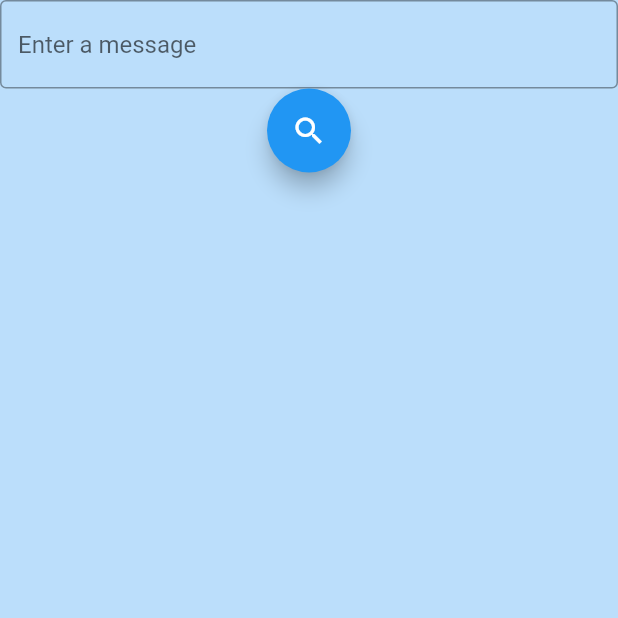
After one commit to wearablebiosensing/carewell_chat, a Flutter app: the ChatInformation screen opened directly, after a tap on the "search" icon, on a phone screen of 412 x 824 dp, the top half of it. The commit adds this screen. Run offline on Flutter 3.47's test engine with Material 2 defaults, Android fonts, the phone set to English and light mode, and no system bars; our stand-ins replace cloud_firestore, firebase_auth, firebase_core; accounts and stored records are empty.

Commit message:
Basic message stream

```diff
--- a/lib/main.dart
+++ b/lib/main.dart
@@ -27,6 +27,7 @@ class MyApp extends StatelessWidget {
 //old main
 
 import 'package:chat_application/services/auth_services.dart';
+import 'package:chat_application/views/chatinfo.dart';
 import 'package:chat_application/views/signin.dart';
 
 import 'package:chat_application/views/signup.dart';
--- /dev/null
+++ b/lib/views/chatinfo.dart
@@ -0,0 +1,95 @@
+import 'package:cloud_firestore/cloud_firestore.dart';
+import 'package:flutter/material.dart';
+
+class ChatInformation extends StatefulWidget {
+  @override
+  _ChatInformationState createState() => _ChatInformationState();
+}
+
+class _ChatInformationState extends State<ChatInformation> {
+  final Stream<QuerySnapshot> _usersStream =
+      FirebaseFirestore.instance.collection('Chats').snapshots();
+
+  @override
+  Widget build(BuildContext context) {
+    //How to get a text field at the bottom of this
+
+    TextEditingController messageTextEditingController =
+        new TextEditingController();
+
+    return Scaffold(
+      body: Container(
+        child: Column(
+          children: [
+            StreamBuilder<QuerySnapshot>(
+              stream: _usersStream,
+              builder: (BuildContext context,
+                  AsyncSnapshot<QuerySnapshot> snapshot) {
+                if (snapshot.hasError) {
+                  return Text('Something went wrong');
+                }
+
+                if (snapshot.connectionState == ConnectionState.waiting) {
+                  return Text("Loading");
+                }
+
+                return ListView(
+                  shrinkWrap: true,
+                  children:
+                      snapshot.data!.docs.map((DocumentSnapshot document) {
+                    Map<String, dynamic> data =
+                        document.data()! as Map<String, dynamic>;
+                    return ListTile(
+                      title: Text(data['message']),
+                      // subtitle: Text(data['username']),
+                    );
+                  }).toList(),
+                );
+              },
+            ),
+            TextField(
+              controller: messageTextEditingController,
+              decoration: InputDecoration(
+                border: OutlineInputBorder(),
+                hintText: 'Enter a message',
+              ),
+            ),
+            FloatingActionButton(
+              child: const Icon(Icons.search),
+              onPressed: () {
+                final String message = messageTextEditingController.text.trim();
+
+                if (message.isEmpty) {
+                  print("Message is empty");
+                } else {
+                  FirebaseFirestore.instance
+                      .collection('Chats')
+                      .add({'message': message});
+                }
+              },
+            ),
+          ],
+        ),
+      ),
+    );
+  }
+}
+
+
+/*
+ FloatingActionButton(
+                child: const Icon(Icons.search),
+                onPressed: () {
+                  final String message =
+                      messageTextEditingController.text.trim();
+
+                  if (message.isEmpty) {
+                    print("Message is empty");
+                  } else {
+                    FirebaseFirestore.instance
+                        .collection('Chats')
+                        .add({'message': message});
+                  }
+                },
+              ),
+*/
--- a/lib/views/signin.dart
+++ b/lib/views/signin.dart
@@ -1,4 +1,5 @@
 import 'package:chat_application/views/chatRoomsScreen.dart';
+import 'package:chat_application/views/chatinfo.dart';
 import 'package:chat_application/views/search.dart';
 import 'package:chat_application/views/signin.dart';
 import 'package:chat_application/views/userinfo.dart';
@@ -112,7 +113,7 @@ class _SignInState extends State<SignIn> {
                             Navigator.pushReplacement(
                               context,
                               MaterialPageRoute(
-                                  builder: (context) => UserInformation()),
+                                  builder: (context) => ChatInformation()),
                             );
                           }
                         });
--- a/lib/views/userinfo.dart
+++ b/lib/views/userinfo.dart
@@ -7,6 +7,9 @@ class UserInformation extends StatefulWidget {
 }
 
 class _UserInformationState extends State<UserInformation> {
+  //BELOW STREAM CREATES A WORKING STREAM OF USERNAMES. ALL WE NEED TO DO IS PUT A TEXTFIELD UNDER IT AND
+  //INSTEAD OF DISPLAYING THE CHAT DOCUMENT WE SHOULD DISPLAY THE MESSAGES IN THE CHAT.
+  //BELOW THE LIST VIEW SHOULD BE A TEXTFIELD INTO WHICH THE USER CAN INPUT A TEXTEDITING CONTROLLER THAT GETS UPDATED TO THE CHATS
   final Stream<QuerySnapshot> _usersStream =
       FirebaseFirestore.instance.collection('Users').snapshots();
 
```
